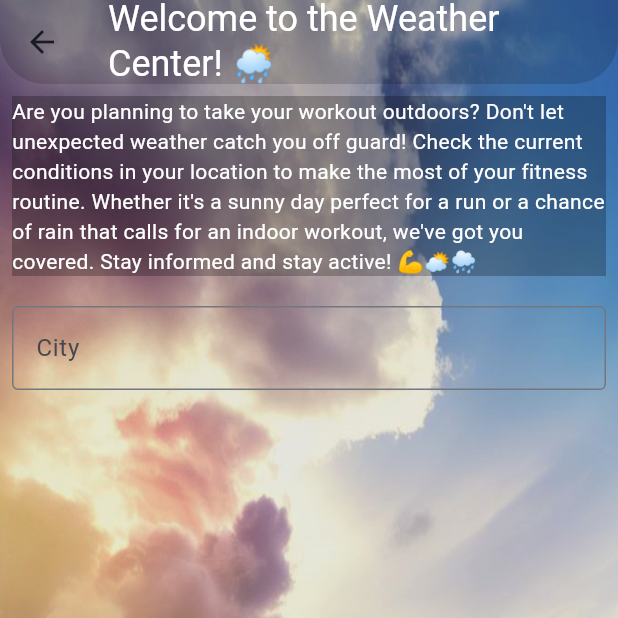
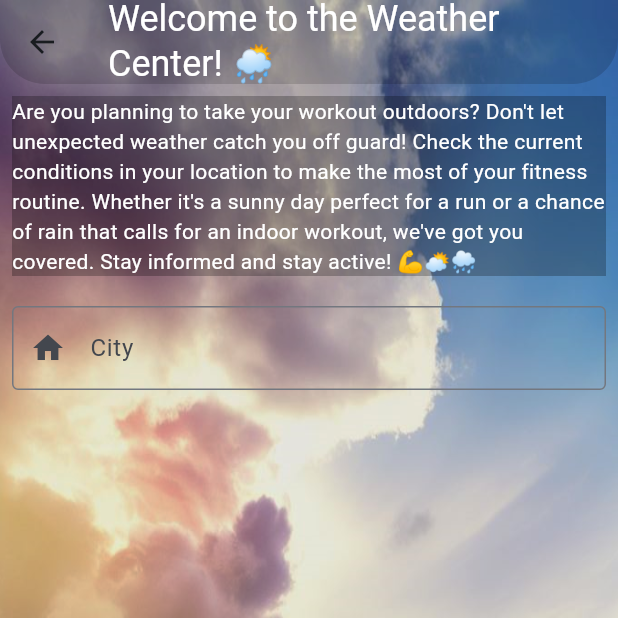
Before and after one commit to mateuszkasprzak94/fitness_prodigy, a Flutter app: the WeatherContent screen opened directly, on a phone screen of 412 x 824 dp, the top half of it. Run offline on Flutter 3.47's test engine with Material 2 defaults, Android fonts, the phone set to English and light mode, and no system bars; our stand-ins replace bloc, cloud_firestore, firebase_auth, firebase_core, flutter_bloc, google_fonts and 1 more; accounts and stored records are empty; Roboto replaces fonts that are missing (Satisfy).

Commit message:
Add prefixIcon to TextFiled in Weather Page

```diff
--- a/lib/app/pages/features/weather/weather_page.dart
+++ b/lib/app/pages/features/weather/weather_page.dart
@@ -54,7 +54,13 @@ class _WeatherContentState extends State<WeatherContent> {
               const SizedBox(height: 20),
               const TextField(
                 decoration: InputDecoration(
-                    labelText: 'City', border: OutlineInputBorder()),
+                  labelText: 'City',
+                  hintText: 'City',
+                  prefixIcon: Icon(
+                    Icons.home,
+                  ),
+                  border: OutlineInputBorder(),
+                ),
               ),
             ],
           ),
```
